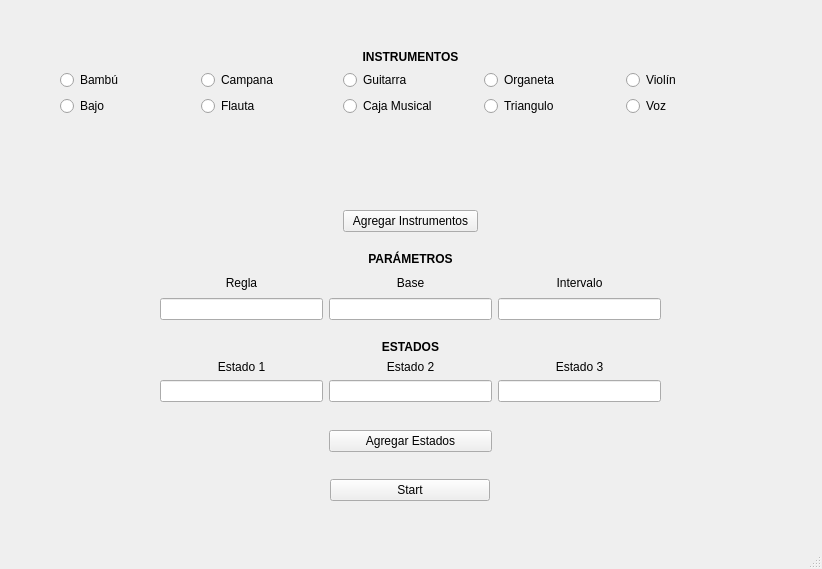
Before: the Qt Designer form Automata.ui in Python-projects-UCaldas/AutomataCelular, drawn with Qt 5.
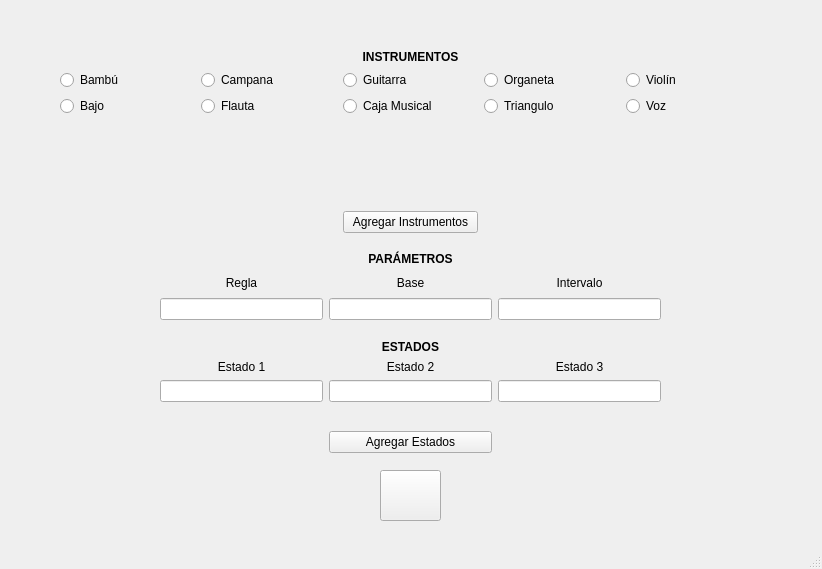
After: the same form once the commit is applied. Icons and pictures are not drawn.

```diff
--- a/Automata.ui
+++ b/Automata.ui
@@ -14,32 +14,13 @@
    <string>Automata Celular</string>
   </property>
   <widget class="QWidget" name="centralwidget">
-   <widget class="QWidget" name="verticalLayoutWidget_2">
-    <property name="geometry">
-     <rect>
-      <x>330</x>
-      <y>460</y>
-      <width>160</width>
-      <height>61</height>
-     </rect>
-    </property>
-    <layout class="QVBoxLayout" name="verticalLayout_2">
-     <item>
-      <widget class="QPushButton" name="start">
-       <property name="text">
-        <string>Start</string>
-       </property>
-      </widget>
-     </item>
-    </layout>
-   </widget>
    <widget class="QWidget" name="gridLayoutWidget_2">
     <property name="geometry">
      <rect>
       <x>160</x>
       <y>340</y>
       <width>501</width>
-      <height>112</height>
+      <height>113</height>
      </rect>
     </property>
     <layout class="QGridLayout" name="gridLayout_2">
@@ -126,7 +107,7 @@
       <x>60</x>
       <y>50</y>
       <width>701</width>
-      <height>182</height>
+      <height>183</height>
      </rect>
     </property>
     <layout class="QGridLayout" name="gridLayout_3">
@@ -441,6 +422,29 @@
      </item>
     </layout>
    </widget>
+   <widget class="QPushButton" name="start">
+    <property name="geometry">
+     <rect>
+      <x>380</x>
+      <y>470</y>
+      <width>61</width>
+      <height>51</height>
+     </rect>
+    </property>
+    <property name="text">
+     <string/>
+    </property>
+    <property name="icon">
+     <iconset>
+      <normaloff>img/start.png</normaloff>img/start.png</iconset>
+    </property>
+    <property name="iconSize">
+     <size>
+      <width>25</width>
+      <height>25</height>
+     </size>
+    </property>
+   </widget>
   </widget>
   <widget class="QMenuBar" name="menubar">
    <property name="geometry">
```
Left out of the diff: 8 changed lines with no effect on the pictures.
